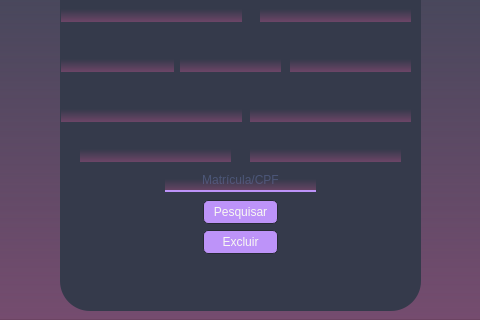
Old version of the form src/ui/professor.ui in the repository Vi-n1/VGymSystem; both pictures show x 159 to 639 and y 280 to 600 of the 800 by 600 pixel window.
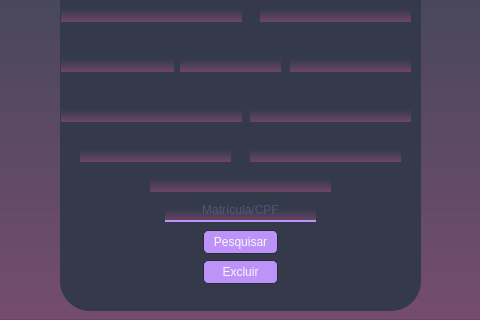
New version of the form. The open tabs and pages were chosen to show the change. Icons and pictures are not drawn.

Commit message: Melhoria na interface

Patch:
```diff
--- a/src/ui/professor.ui
+++ b/src/ui/professor.ui
@@ -29,6 +29,15 @@
    <iconset resource="img.qrc">
     <normaloff>:/icon/icon/professor.ico</normaloff>:/icon/icon/professor.ico</iconset>
   </property>
+  <property name="styleSheet">
+   <string notr="true">QMessageBox{
+	background-color: qlineargradient(spread:pad, x1:0, y1:0.341, x2:0, y2:1, stop:0 rgba(0, 0, 0, 0), stop:0.994318 rgba(173, 82, 135, 118));
+}
+QMessageBox QLabel{
+	font: 900 10pt &quot;Arial Black&quot;;
+	color: rgb(255, 255, 255);
+}</string>
+  </property>
   <widget class="QWidget" name="centralwidget">
    <layout class="QVBoxLayout" name="verticalLayout">
     <property name="spacing">
@@ -1464,47 +1473,66 @@
           <property name="geometry">
            <rect>
             <x>143</x>
-            <y>410</y>
-            <width>75</width>
-            <height>24</height>
-           </rect>
-          </property>
-          <property name="text">
-           <string>Pesquisar</string>
-          </property>
-         </widget>
-         <widget class="QLineEdit" name="le_pg_excluir_pesquisar">
-          <property name="geometry">
-           <rect>
-            <x>105</x>
-            <y>380</y>
-            <width>151</width>
-            <height>22</height>
-           </rect>
-          </property>
-          <property name="maxLength">
-           <number>11</number>
-          </property>
-          <property name="alignment">
-           <set>Qt::AlignCenter</set>
-          </property>
-          <property name="placeholderText">
-           <string>Matrícula/CPF</string>
-          </property>
-         </widget>
-         <widget class="QPushButton" name="pushButton">
-          <property name="geometry">
-           <rect>
-            <x>143</x>
             <y>440</y>
             <width>75</width>
             <height>24</height>
            </rect>
           </property>
           <property name="text">
+           <string>Pesquisar</string>
+          </property>
+         </widget>
+         <widget class="QLineEdit" name="le_pg_excluir_pesquisar">
+          <property name="geometry">
+           <rect>
+            <x>105</x>
+            <y>410</y>
+            <width>151</width>
+            <height>22</height>
+           </rect>
+          </property>
+          <property name="maxLength">
+           <number>11</number>
+          </property>
+          <property name="alignment">
+           <set>Qt::AlignCenter</set>
+          </property>
+          <property name="placeholderText">
+           <string>Matrícula/CPF</string>
+          </property>
+         </widget>
+         <widget class="QPushButton" name="pb_pg_excluir_excluir_dados">
+          <property name="geometry">
+           <rect>
+            <x>143</x>
+            <y>470</y>
+            <width>75</width>
+            <height>24</height>
+           </rect>
+          </property>
+          <property name="text">
            <string>Excluir</string>
           </property>
          </widget>
+         <widget class="QLabel" name="l_pg_excluir_matricula">
+          <property name="geometry">
+           <rect>
+            <x>90</x>
+            <y>380</y>
+            <width>181</width>
+            <height>22</height>
+           </rect>
+          </property>
+          <property name="styleSheet">
+           <string notr="true"/>
+          </property>
+          <property name="text">
+           <string/>
+          </property>
+          <property name="alignment">
+           <set>Qt::AlignCenter</set>
+          </property>
+         </widget>
          <zorder>label_67</zorder>
          <zorder>label_68</zorder>
          <zorder>label_64</zorder>
```
Left out of the diff: 33 changed lines with no effect on the pictures. The commit also changes 3 other files.
